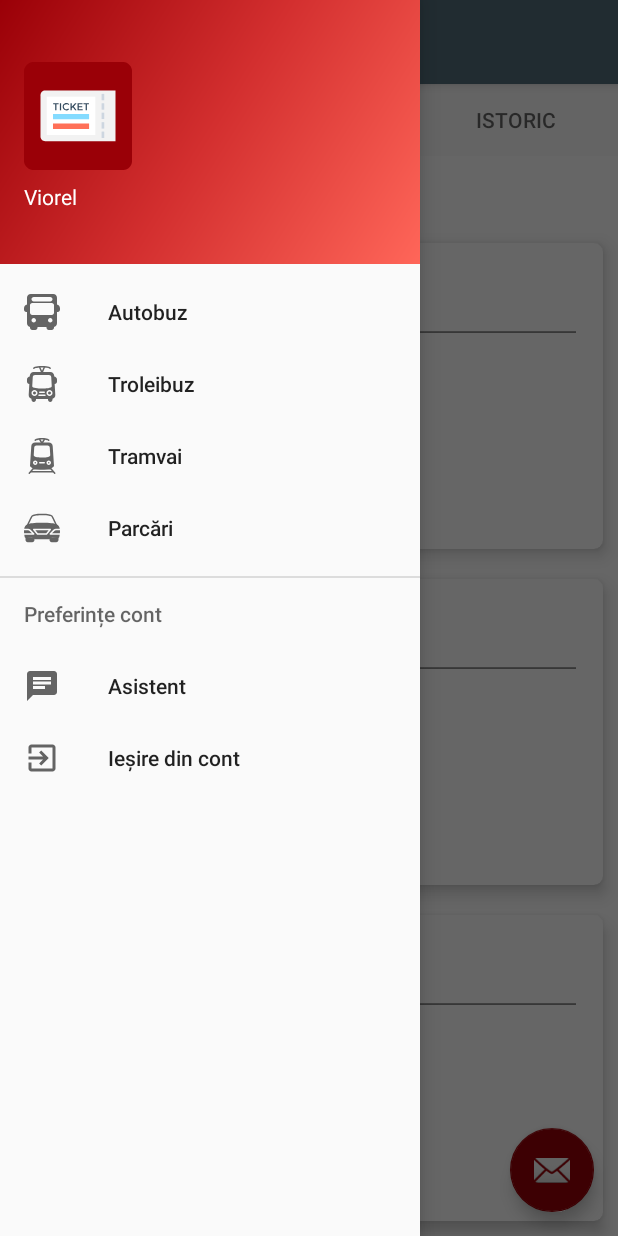
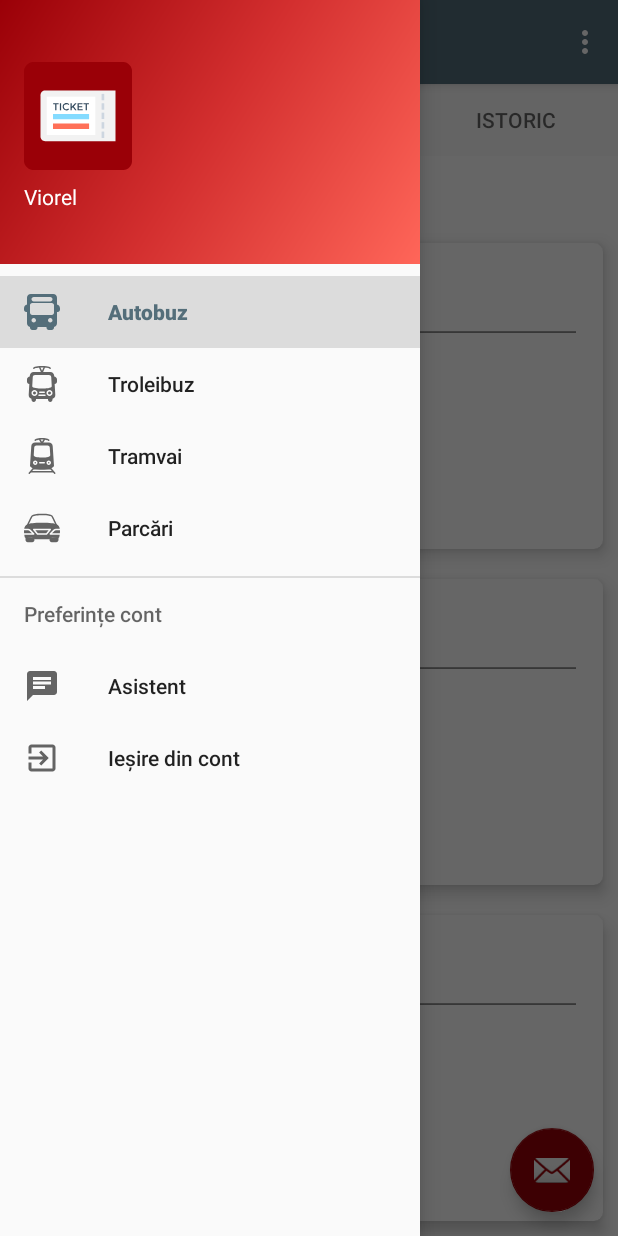
Before and after one commit to ViorelAlbastrelu/eticket, an Android app: the screen it shows after launch once a user with an empty profile is signed in (ETicketMain), with the side drawer open, on a phone screen of 412 x 824 dp. Run offline under Robolectric (Android 15) with nearby library versions, the phone set to English and light mode, and no system bars; our stand-ins replace Firebase (no records; nobody signed in at launch, a user with empty details on screens opened directly), Room's generated code, navigation-ui; 3 statements that could not run were skipped.

Commit message:
Setup navigation with toolbar and navView

```diff
--- a/app/build.gradle
+++ b/app/build.gradle
@@ -37,8 +37,8 @@ android {
 
 dependencies {
     implementation fileTree(include: ['*.jar'], dir: 'libs')
-    implementation 'androidx.navigation:navigation-fragment:2.0.0'
-    implementation 'androidx.navigation:navigation-ui:2.0.0'
+    implementation 'androidx.navigation:navigation-fragment:2.2.2'
+    implementation 'androidx.navigation:navigation-ui:2.2.2'
     implementation "androidx.core:core-ktx:1.1.0"
     implementation "androidx.lifecycle:lifecycle-viewmodel-ktx:2.2.0"
     implementation "org.jetbrains.kotlin:kotlin-stdlib-jdk7:$kotlin_version"
--- a/app/src/main/java/com/faciee/cti/valbastrelu/eticket/main/ETicketMain.kt
+++ b/app/src/main/java/com/faciee/cti/valbastrelu/eticket/main/ETicketMain.kt
@@ -1,48 +1,40 @@
 package com.faciee.cti.valbastrelu.eticket.main
 
 import android.app.Activity
-import android.app.AlertDialog
-import android.content.DialogInterface
 import android.content.Intent
 import android.os.Bundle
 import android.view.Menu
 import android.view.MenuItem
 import android.view.View
 import androidx.core.view.GravityCompat
+import androidx.navigation.Navigation
+import androidx.navigation.ui.NavigationUI
 import com.faciee.cti.valbastrelu.eticket.R
 import com.faciee.cti.valbastrelu.eticket.base.BaseActivity
 import com.faciee.cti.valbastrelu.eticket.base.ETicketApp
-import com.faciee.cti.valbastrelu.eticket.extensions.toastMessageShort
-import com.faciee.cti.valbastrelu.eticket.databinding.ActivityEticketMainBinding
+import com.faciee.cti.valbastrelu.eticket.databinding.ActivityMainBinding
 import com.faciee.cti.valbastrelu.eticket.databinding.NavHeaderEticketMainBinding
-import com.faciee.cti.valbastrelu.eticket.ui.bus.BusMainFragment
-import com.faciee.cti.valbastrelu.eticket.ui.chat.ChatbotActivity
 import com.faciee.cti.valbastrelu.eticket.ui.login.LoginActivity
-import com.faciee.cti.valbastrelu.eticket.ui.parking.FragmentParkingMain
-import com.google.android.material.navigation.NavigationView
 import com.google.android.material.snackbar.Snackbar
 
-class ETicketMain : BaseActivity(), NavigationView.OnNavigationItemSelectedListener {
+class ETicketMain : BaseActivity() {
 
-	private lateinit var mainBinding: ActivityEticketMainBinding
+	private lateinit var mainBinding: ActivityMainBinding
 
 	override fun onCreate(savedInstanceState: Bundle?) {
 		super.onCreate(savedInstanceState)
-		mainBinding = ActivityEticketMainBinding.inflate(layoutInflater)
+		mainBinding = ActivityMainBinding.inflate(layoutInflater)
 		setContentView(mainBinding.root)
+		val navController = Navigation.findNavController(this, R.id.nav_host_fragment)
 
-		mainBinding.drawerLayout.setOnClickListener { view: View? -> onFabClick(view) }
-		setActionBar(mainBinding.mainContent.toolbar)
+		setSupportActionBar(mainBinding.mainContent.toolbar)
 		setUserAndEmailToDrawerProfile()
 		if (eTicketApp.firebaseAuth.currentUser == null) {
 			startActivity(LoginActivity.prepareIntent(this))
 			finish()
 		}
-//		ActionBarDrawerToggle toggle = new ActionBarDrawerToggle(
-//		this, mainBinding.drawerLayout, mainBinding.mainContent.toolbar, R.string.navigation_drawer_open, R.string.navigation_drawer_close);
-//		mainBinding.drawerLayout.addDrawerListener(toggle);
-//		toggle.syncState();
-		mainBinding.navView.setNavigationItemSelectedListener(this)
+		NavigationUI.setupWithNavController(mainBinding.mainContent.toolbar, navController, mainBinding.drawerLayout)
+		NavigationUI.setupWithNavController(mainBinding.navView, navController)
 	}
 
 	private fun onFabClick(view: View?) {
@@ -72,32 +64,28 @@ class ETicketMain : BaseActivity(), NavigationView.OnNavigationItemSelectedListe
 		} else super.onOptionsItemSelected(item)
 	}
 
-	override fun onNavigationItemSelected(item: MenuItem): Boolean {
-		val id = item.itemId
-		var intent: Intent? = null
-		if (id == R.id.nav_bus) {
-			intent = Intent(this, BusMainFragment::class.java)
-		} else if (id == R.id.nav_tbus) {
-			eTicketApp.toastMessageShort("Trolleybus not implemented yet!")
-		} else if (id == R.id.nav_tram) {
-			eTicketApp.toastMessageShort("Tramway not implemented yet!")
-		} else if (id == R.id.nav_car) {
-			intent = Intent(this, FragmentParkingMain::class.java)
-		} else if (id == R.id.nav_chat) {
-			intent = Intent(this, ChatbotActivity::class.java)
-		} else if (id == R.id.nav_signout) {
-			AlertDialog.Builder(this)
-					.setMessage(R.string.signout_message)
-					.setPositiveButton(R.string.afirmativ) { dialog: DialogInterface?, which: Int ->
-						eTicketApp.firebaseAuth.signOut()
-						startActivity(Intent(this, LoginActivity::class.java))
-					}
-					.setNegativeButton(R.string.negativ) { dialog: DialogInterface?, which: Int -> }.show()
-		}
-		mainBinding.drawerLayout.closeDrawer(GravityCompat.START)
-		intent?.let { startActivity(it) }
-		return true
-	}
+//	override fun onNavigationItemSelected(item: MenuItem): Boolean {
+//		val id = item.itemId
+//		var intent: Intent? = null
+//		if (id == R.id.nav_tbus) {
+//			eTicketApp.toastMessageShort("Trolleybus not implemented yet!")
+//		} else if (id == R.id.nav_tram) {
+//			eTicketApp.toastMessageShort("Tramway not implemented yet!")
+//		} else if (id == R.id.nav_chat) {
+//			intent = Intent(this, ChatbotActivity::class.java)
+//		} else if (id == R.id.nav_signout) {
+//			AlertDialog.Builder(this)
+//					.setMessage(R.string.signout_message)
+//					.setPositiveButton(R.string.afirmativ) { dialog: DialogInterface?, which: Int ->
+//						eTicketApp.firebaseAuth.signOut()
+//						startActivity(Intent(this, LoginActivity::class.java))
+//					}
+//					.setNegativeButton(R.string.negativ) { dialog: DialogInterface?, which: Int -> }.show()
+//		}
+//		mainBinding.drawerLayout.closeDrawer(GravityCompat.START)
+//		intent?.let { startActivity(it) }
+//		return true
+//	}
 
 	private fun setUserAndEmailToDrawerProfile() {
 		val email = ETicketApp.currentETicketApp.appPreferences.getCurrentEmail()
--- a/app/src/main/res/layout/activity_eticket_main.xml
+++ b/app/src/main/res/layout/activity_main.xml
@@ -6,6 +6,7 @@
 	android:layout_width="match_parent"
 	android:layout_height="match_parent"
 	android:fitsSystemWindows="true"
+	tools:context=".main.ETicketMain"
 	tools:openDrawer="start">
 
 	<include
@@ -21,6 +22,6 @@
 		android:layout_gravity="start"
 		android:fitsSystemWindows="true"
 		app:headerLayout="@layout/nav_header_eticket_main"
-		app:menu="@menu/activity_eticket_main_drawer" />
+		app:menu="@menu/main_drawer" />
 
 </androidx.drawerlayout.widget.DrawerLayout>
--- a/app/src/main/res/layout/eticket_main_containter.xml
+++ b/app/src/main/res/layout/eticket_main_containter.xml
@@ -11,7 +11,7 @@
 		android:layout_height="wrap_content"
 		android:theme="@style/EticketTheme.AppBarOverlay">
 
-		<Toolbar
+		<androidx.appcompat.widget.Toolbar
 			android:id="@+id/toolbar"
 			android:layout_width="match_parent"
 			android:layout_height="?attr/actionBarSize"
--- a/app/src/main/res/menu/activity_eticket_main_drawer.xml
+++ b/app/src/main/res/menu/main_drawer.xml
@@ -5,7 +5,7 @@
 
 	<group android:checkableBehavior="single">
 		<item
-			android:id="@+id/nav_bus"
+			android:id="@+id/fragmentBusMain"
 			android:icon="@drawable/ic_menu_bus"
 			android:title="@string/menu_bus" />
 		<item
@@ -17,7 +17,7 @@
 			android:icon="@drawable/ic_menu_tram"
 			android:title="@string/menu_tram" />
 		<item
-			android:id="@+id/nav_car"
+			android:id="@+id/fragmentParkingMain"
 			android:icon="@drawable/ic_menu_car"
 			android:title="@string/menu_car" />
 	</group>
--- a/app/src/main/res/navigation/nav_graph_main.xml
+++ b/app/src/main/res/navigation/nav_graph_main.xml
@@ -4,16 +4,16 @@
 	xmlns:app="http://schemas.android.com/apk/res-auto"
 	xmlns:tools="http://schemas.android.com/tools"
 	android:id="@+id/nav_graph_main"
-	app:startDestination="@id/busMainFragment">
+	app:startDestination="@id/fragmentBusMain">
 
 	<fragment
-		android:id="@+id/busMainFragment"
+		android:id="@+id/fragmentBusMain"
 		android:name="com.faciee.cti.valbastrelu.eticket.ui.bus.BusMainFragment"
-		android:label="fragment_bus_main"
+		android:label="@string/title_activity_bus"
 		tools:layout="@layout/fragment_bus_main" />
 	<fragment
 		android:id="@+id/fragmentParkingMain"
 		android:name="com.faciee.cti.valbastrelu.eticket.ui.parking.FragmentParkingMain"
-		android:label="fragment_parking_main"
+		android:label="@string/title_activity_parking"
 		tools:layout="@layout/fragment_parking_main" />
 </navigation>
```
Also changed, not shown: app/src/main/res/layout/toolbar.xml (deleted, +0 -13 lines).
